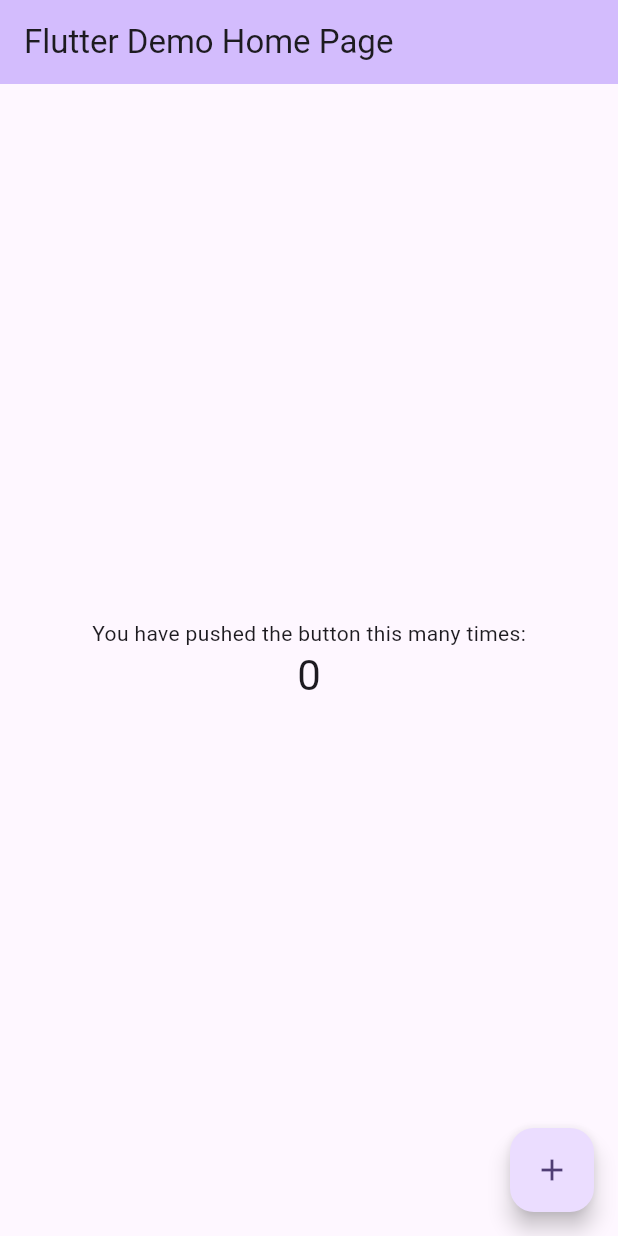
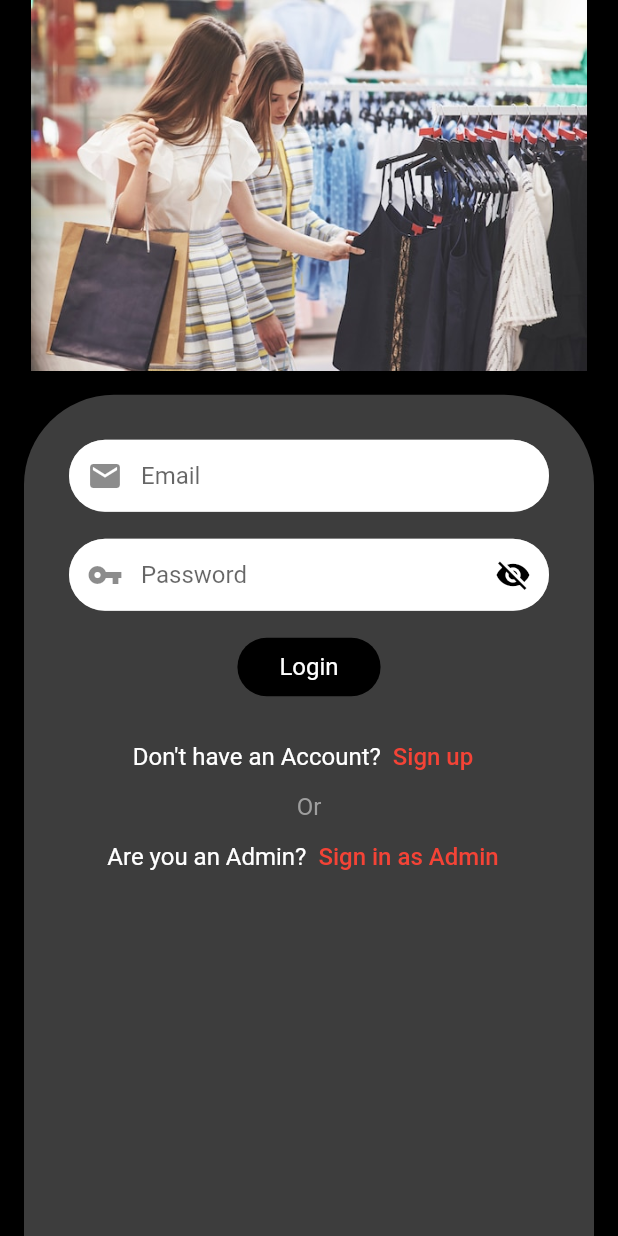
Before and after one commit to RohitBajracharya/login_system, a Flutter app: the screen it shows after launch, on a phone screen of 412 x 824 dp. Run offline on Flutter 3.47's test engine with Material 2 defaults, Android fonts, the phone set to English and light mode, and no system bars; our stand-ins replace get.

Commit message:
Login Page created

```diff
--- a/lib/main.dart
+++ b/lib/main.dart
@@ -1,125 +1,27 @@
 import 'package:flutter/material.dart';
+import 'package:get/get.dart';
+import 'package:shop_app/users/authentication/login_screen.dart';
 
 void main() {
+  WidgetsFlutterBinding.ensureInitialized();
   runApp(const MyApp());
 }
 
 class MyApp extends StatelessWidget {
   const MyApp({super.key});
-
-  // This widget is the root of your application.
   @override
   Widget build(BuildContext context) {
-    return MaterialApp(
-      title: 'Flutter Demo',
+    return GetMaterialApp(
+      debugShowCheckedModeBanner: false,
+      title: 'Clothes Store App',
       theme: ThemeData(
-        // This is the theme of your application.
-        //
-        // TRY THIS: Try running your application with "flutter run". You'll see
-        // the application has a blue toolbar. Then, without quitting the app,
-        // try changing the seedColor in the colorScheme below to Colors.green
-        // and then invoke "hot reload" (save your changes or press the "hot
-        // reload" button in a Flutter-supported IDE, or press "r" if you used
-        // the command line to start the app).
-        //
-        // Notice that the counter didn't reset back to zero; the application
-        // state is not lost during the reload. To reset the state, use hot
-        // restart instead.
-        //
-        // This works for code too, not just values: Most code changes can be
-        // tested with just a hot reload.
-        colorScheme: ColorScheme.fromSeed(seedColor: Colors.deepPurple),
-        useMaterial3: true,
+        primarySwatch: Colors.purple,
       ),
-      home: const MyHomePage(title: 'Flutter Demo Home Page'),
+      home: FutureBuilder(
+        builder: (context, snapshot) {
+          return LoginScreen();
+        },
+      ),
     );
   }
 }
-
-class MyHomePage extends StatefulWidget {
-  const MyHomePage({super.key, required this.title});
-
-  // This widget is the home page of your application. It is stateful, meaning
-  // that it has a State object (defined below) that contains fields that affect
-  // how it looks.
-
-  // This class is the configuration for the state. It holds the values (in this
-  // case the title) provided by the parent (in this case the App widget) and
-  // used by the build method of the State. Fields in a Widget subclass are
-  // always marked "final".
-
-  final String title;
-
-  @override
-  State<MyHomePage> createState() => _MyHomePageState();
-}
-
-class _MyHomePageState extends State<MyHomePage> {
-  int _counter = 0;
-
-  void _incrementCounter() {
-    setState(() {
-      // This call to setState tells the Flutter framework that something has
-      // changed in this State, which causes it to rerun the build method below
-      // so that the display can reflect the updated values. If we changed
-      // _counter without calling setState(), then the build method would not be
-      // called again, and so nothing would appear to happen.
-      _counter++;
-    });
-  }
-
-  @override
-  Widget build(BuildContext context) {
-    // This method is rerun every time setState is called, for instance as done
-    // by the _incrementCounter method above.
-    //
-    // The Flutter framework has been optimized to make rerunning build methods
-    // fast, so that you can just rebuild anything that needs updating rather
-    // than having to individually change instances of widgets.
-    return Scaffold(
-      appBar: AppBar(
-        // TRY THIS: Try changing the color here to a specific color (to
-        // Colors.amber, perhaps?) and trigger a hot reload to see the AppBar
-        // change color while the other colors stay the same.
-        backgroundColor: Theme.of(context).colorScheme.inversePrimary,
-        // Here we take the value from the MyHomePage object that was created by
-        // the App.build method, and use it to set our appbar title.
-        title: Text(widget.title),
-      ),
-      body: Center(
-        // Center is a layout widget. It takes a single child and positions it
-        // in the middle of the parent.
-        child: Column(
-          // Column is also a layout widget. It takes a list of children and
-          // arranges them vertically. By default, it sizes itself to fit its
-          // children horizontally, and tries to be as tall as its parent.
-          //
-          // Column has various properties to control how it sizes itself and
-          // how it positions its children. Here we use mainAxisAlignment to
-          // center the children vertically; the main axis here is the vertical
-          // axis because Columns are vertical (the cross axis would be
-          // horizontal).
-          //
-          // TRY THIS: Invoke "debug painting" (choose the "Toggle Debug Paint"
-          // action in the IDE, or press "p" in the console), to see the
-          // wireframe for each widget.
-          mainAxisAlignment: MainAxisAlignment.center,
-          children: <Widget>[
-            const Text(
-              'You have pushed the button this many times:',
-            ),
-            Text(
-              '$_counter',
-              style: Theme.of(context).textTheme.headlineMedium,
-            ),
-          ],
-        ),
-      ),
-      floatingActionButton: FloatingActionButton(
-        onPressed: _incrementCounter,
-        tooltip: 'Increment',
-        child: const Icon(Icons.add),
-      ), // This trailing comma makes auto-formatting nicer for build methods.
-    );
-  }
-}
--- /dev/null
+++ b/lib/users/authentication/login_screen.dart
@@ -0,0 +1,276 @@
+import 'package:flutter/material.dart';
+import 'package:get/get.dart';
+
+class LoginScreen extends StatefulWidget {
+  const LoginScreen({super.key});
+
+  @override
+  State<LoginScreen> createState() => _LoginScreenState();
+}
+
+class _LoginScreenState extends State<LoginScreen> {
+  var formKey = GlobalKey<FormState>();
+  var emailController = TextEditingController();
+  var passwordController = TextEditingController();
+  var isObsecure = true.obs;
+
+  @override
+  Widget build(BuildContext context) {
+    return Scaffold(
+      backgroundColor: Colors.black,
+      body: SafeArea(
+        child: LayoutBuilder(
+          builder: (context, constraints) {
+            return ConstrainedBox(
+              constraints: BoxConstraints(
+                minHeight: constraints.maxHeight,
+              ),
+              child: SingleChildScrollView(
+                child: Column(
+                  children: [
+                    //login screen header
+                    Container(
+                      width: Get.width,
+                      height: Get.height * .3,
+                      child: Image.asset("images/login.jpg"),
+                    ),
+                    //sign-in form
+                    Padding(
+                      padding: const EdgeInsets.all(16.0),
+                      child: Container(
+                        height: Get.height * .8,
+                        decoration: const BoxDecoration(
+                          color: Colors.white24,
+                          borderRadius: BorderRadius.all(
+                            Radius.circular(60),
+                          ),
+                          boxShadow: [
+                            BoxShadow(
+                              blurRadius: 8,
+                              color: Colors.black26,
+                              offset: Offset(0, -3),
+                            ),
+                          ],
+                        ),
+                        child: Padding(
+                          padding: const EdgeInsets.fromLTRB(30, 30, 30, 8.0),
+                          child: Column(
+                            children: [
+                              //login form
+                              Form(
+                                key: formKey,
+                                child: Column(
+                                  children: [
+                                    //email field
+                                    TextFormField(
+                                      controller: emailController,
+                                      validator: (value) => value == ''
+                                          ? "Please enter email"
+                                          : null,
+                                      decoration: InputDecoration(
+                                        prefixIcon: const Icon(Icons.email),
+                                        iconColor: Colors.black,
+                                        hintText: "Email",
+                                        border: OutlineInputBorder(
+                                          borderRadius:
+                                              BorderRadius.circular(30),
+                                          borderSide: const BorderSide(
+                                            color: Colors.white60,
+                                          ),
+                                        ),
+                                        enabledBorder: OutlineInputBorder(
+                                          borderRadius:
+                                              BorderRadius.circular(30),
+                                          borderSide: const BorderSide(
+                                            color: Colors.white60,
+                                          ),
+                                        ),
+                                        focusedBorder: OutlineInputBorder(
+                                          borderRadius:
+                                              BorderRadius.circular(30),
+                                          borderSide: const BorderSide(
+                                            color: Colors.white60,
+                                          ),
+                                        ),
+                                        disabledBorder: OutlineInputBorder(
+                                          borderRadius:
+                                              BorderRadius.circular(30),
+                                          borderSide: const BorderSide(
+                                            color: Colors.white60,
+                                          ),
+                                        ),
+                                        contentPadding:
+                                            const EdgeInsets.symmetric(
+                                          horizontal: 14,
+                                          vertical: 6,
+                                        ),
+                                        fillColor: Colors.white,
+                                        filled: true,
+                                      ),
+                                    ),
+
+                                    const SizedBox(height: 18),
+                                    //password field
+                                    Obx(
+                                      () => TextFormField(
+                                        obscureText: isObsecure.value,
+                                        controller: passwordController,
+                                        validator: (value) => value == ''
+                                            ? "Please enter password"
+                                            : null,
+                                        decoration: InputDecoration(
+                                          prefixIcon:
+                                              const Icon(Icons.vpn_key_sharp),
+                                          suffixIcon: Obx(
+                                            () => GestureDetector(
+                                              onTap: () {
+                                                isObsecure.value =
+                                                    !isObsecure.value;
+                                              },
+                                              child: Icon(
+                                                isObsecure.value
+                                                    ? Icons.visibility_off
+                                                    : Icons.visibility,
+                                                color: Colors.black,
+                                              ),
+                                            ),
+                                          ),
+                                          iconColor: Colors.black,
+                                          hintText: "Password",
+                                          border: OutlineInputBorder(
+                                            borderRadius:
+                                                BorderRadius.circular(30),
+                                            borderSide: const BorderSide(
+                                              color: Colors.white60,
+                                            ),
+                                          ),
+                                          enabledBorder: OutlineInputBorder(
+                                            borderRadius:
+                                                BorderRadius.circular(30),
+                                            borderSide: const BorderSide(
+                                              color: Colors.white60,
+                                            ),
+                                          ),
+                                          focusedBorder: OutlineInputBorder(
+                                            borderRadius:
+                                                BorderRadius.circular(30),
+                                            borderSide: const BorderSide(
+                                              color: Colors.white60,
+                                            ),
+                                          ),
+                                          disabledBorder: OutlineInputBorder(
+                                            borderRadius:
+                                                BorderRadius.circular(30),
+                                            borderSide: const BorderSide(
+                                              color: Colors.white60,
+                                            ),
+                                          ),
+                                          contentPadding:
+                                              const EdgeInsets.symmetric(
+                                            horizontal: 14,
+                                            vertical: 6,
+                                          ),
+                                          fillColor: Colors.white,
+                                          filled: true,
+                                        ),
+                                      ),
+                                    ),
+
+                                    const SizedBox(height: 18),
+                                    //login button
+                                    Material(
+                                      color: Colors.black,
+                                      borderRadius: BorderRadius.circular(30),
+                                      child: InkWell(
+                                        onTap: () {},
+                                        borderRadius: BorderRadius.circular(30),
+                                        child: const Padding(
+                                          padding: EdgeInsets.symmetric(
+                                            vertical: 10,
+                                            horizontal: 28,
+                                          ),
+                                          child: Text(
+                                            "Login",
+                                            style: TextStyle(
+                                              color: Colors.white,
+                                              fontSize: 16,
+                                            ),
+                                          ),
+                                        ),
+                                      ),
+                                    ),
+                                  ],
+                                ),
+                              ),
+
+                              const SizedBox(height: 16),
+                              //"dont have an account"-Text and signup-TextButton
+                              Row(
+                                mainAxisAlignment: MainAxisAlignment.center,
+                                children: [
+                                  const Text(
+                                    "Don't have an Account?",
+                                    style: TextStyle(
+                                      fontSize: 16,
+                                      color: Colors.white,
+                                    ),
+                                  ),
+                                  TextButton(
+                                    onPressed: () {},
+                                    child: const Text(
+                                      "Sign up",
+                                      style: TextStyle(
+                                        color: Colors.red,
+                                        fontSize: 16,
+                                      ),
+                                    ),
+                                  ),
+                                ],
+                              ),
+
+                              const Text(
+                                "Or",
+                                style: TextStyle(
+                                  color: Colors.grey,
+                                  fontSize: 16,
+                                ),
+                              ),
+
+                              //"Are you an Admin"-Text and signup-TextButton
+                              Row(
+                                mainAxisAlignment: MainAxisAlignment.center,
+                                children: [
+                                  const Text(
+                                    "Are you an Admin?",
+                                    style: TextStyle(
+                                      fontSize: 16,
+                                      color: Colors.white,
+                                    ),
+                                  ),
+                                  TextButton(
+                                    onPressed: () {},
+                                    child: const Text(
+                                      "Sign in as Admin",
+                                      style: TextStyle(
+                                        color: Colors.red,
+                                        fontSize: 16,
+                                      ),
+                                    ),
+                                  ),
+                                ],
+                              )
+                            ],
+                          ),
+                        ),
+                      ),
+                    ),
+                  ],
+                ),
+              ),
+            );
+          },
+        ),
+      ),
+    );
+  }
+}
--- a/pubspec.yaml
+++ b/pubspec.yaml
@@ -35,6 +35,7 @@ dependencies:
   # The following adds the Cupertino Icons font to your application.
   # Use with the CupertinoIcons class for iOS style icons.
   cupertino_icons: ^1.0.2
+  get: ^4.6.5
 
 dev_dependencies:
   flutter_test:
@@ -59,9 +60,8 @@ flutter:
   uses-material-design: true
 
   # To add assets to your application, add an assets section, like this:
-  # assets:
-  #   - images/a_dot_burr.jpeg
-  #   - images/a_dot_ham.jpeg
+  assets:
+    - images/
 
   # An image asset can refer to one or more resolution-specific "variants", see
   # https://flutter.dev/assets-and-images/#resolution-aware
```
Also changed, not shown: images/login.jpg (added), images/man.png (added), images/register.jpg (added), images/woman.png (added), pubspec.lock.
